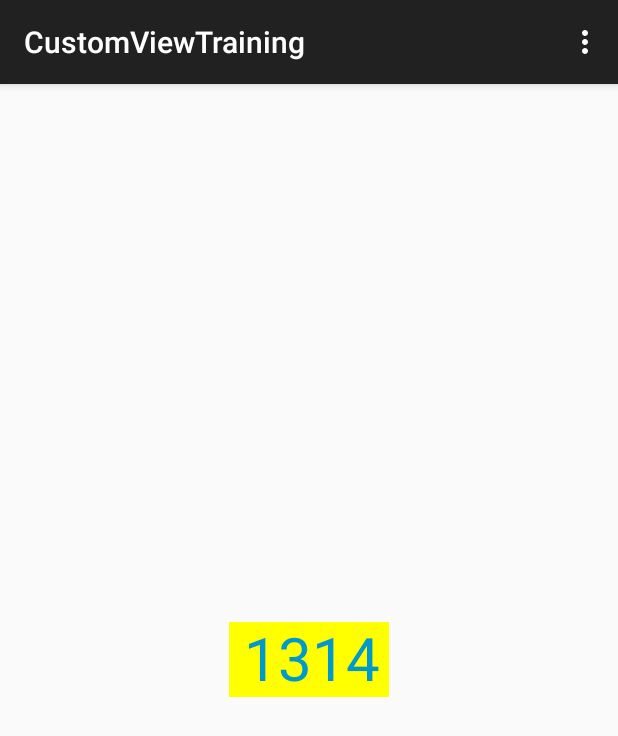
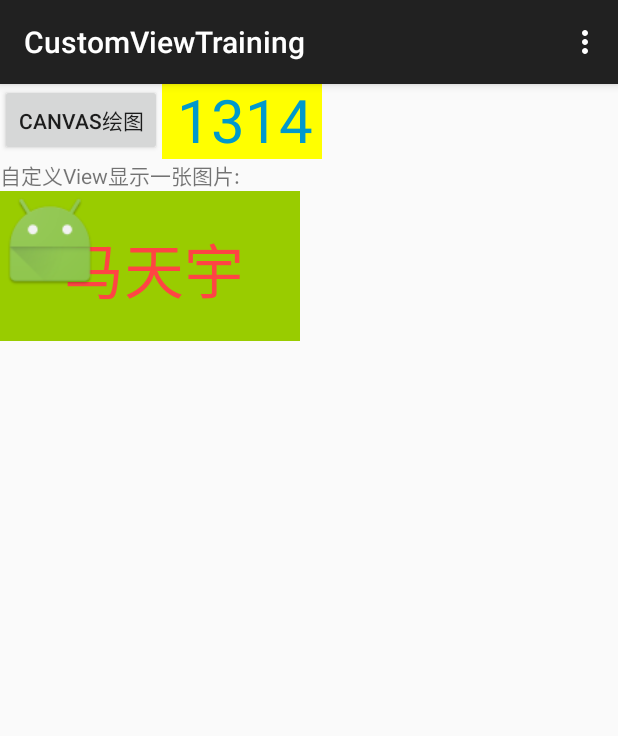
Before and after one commit to ALiaooo/CustomViewTraining, an Android app: the screen it shows after launch (MainActivity), on a phone screen of 412 x 824 dp. Shown: the top 736 px of the screen. Run offline under Robolectric (Android 15) with nearby library versions, the phone set to English and light mode, and no system bars.

Commit message:
Canvas绘图

```diff
--- a/app/src/main/AndroidManifest.xml
+++ b/app/src/main/AndroidManifest.xml
@@ -16,6 +16,8 @@
                 <category android:name="android.intent.category.LAUNCHER" />
             </intent-filter>
         </activity>
+
+        <activity android:name=".CanvasActivity"/>
     </application>
 
 </manifest>
--- a/app/src/main/java/com/aliao/cvtraining/MainActivity.java
+++ b/app/src/main/java/com/aliao/cvtraining/MainActivity.java
@@ -1,17 +1,24 @@
 package com.aliao.cvtraining;
 
+import android.content.Intent;
 import android.support.v7.app.ActionBarActivity;
 import android.os.Bundle;
 import android.view.Menu;
 import android.view.MenuItem;
+import android.view.View;
 
 
-public class MainActivity extends ActionBarActivity {
+public class MainActivity extends ActionBarActivity implements View.OnClickListener{
 
     @Override
     protected void onCreate(Bundle savedInstanceState) {
         super.onCreate(savedInstanceState);
         setContentView(R.layout.activity_main);
+        initViews();
+    }
+
+    private void initViews() {
+        findViewById(R.id.btn_canvas).setOnClickListener(this);
     }
 
 
@@ -36,4 +43,13 @@ public class MainActivity extends ActionBarActivity {
 
         return super.onOptionsItemSelected(item);
     }
+
+    @Override
+    public void onClick(View v) {
+        switch (v.getId()){
+            case R.id.btn_canvas:
+                startActivity(new Intent(MainActivity.this, CanvasActivity.class));
+                break;
+        }
+    }
 }
--- /dev/null
+++ b/app/src/main/java/com/aliao/cvtraining/view/CustomImageView.java
@@ -0,0 +1,125 @@
+package com.aliao.cvtraining.view;
+
+import android.content.Context;
+import android.content.res.TypedArray;
+import android.graphics.Bitmap;
+import android.graphics.BitmapFactory;
+import android.graphics.Canvas;
+import android.graphics.Color;
+import android.graphics.Paint;
+import android.graphics.Rect;
+import android.graphics.drawable.BitmapDrawable;
+import android.util.AttributeSet;
+import android.util.Log;
+import android.util.TypedValue;
+import android.view.View;
+
+import com.aliao.cvtraining.R;
+
+/**
+ * Created by 丽双 on 2015/4/8.
+ */
+public class CustomImageView extends View {
+
+    private static final int IMAGE_SCALE_FITXY = 0;
+
+    private String mTitleText;
+    private int mTitleSize;
+    private int mTitleColor;
+    private int mImageScale;
+    private Bitmap mImage;
+
+    private Rect mBound;
+    private Paint mPaint;
+    private Rect mRect;
+
+
+    public CustomImageView(Context context) {
+        this(context, null);
+    }
+
+    public CustomImageView(Context context, AttributeSet attrs) {
+        this(context, attrs, 0);
+    }
+
+    public CustomImageView(Context context, AttributeSet attrs, int defStyleAttr) {
+        super(context, attrs, defStyleAttr);
+        TypedArray a = context.getTheme().obtainStyledAttributes(attrs, R.styleable.CustomImageView, defStyleAttr, 0);
+
+        for (int i = 0; i <a.getIndexCount(); i++){
+            int index = a.getIndex(i);
+            Log.d("fuck", "index = "+index);
+            switch (index){
+                case R.styleable.CustomImageView_introText:
+                    mTitleText = a.getString(index);
+                    break;
+                case R.styleable.CustomImageView_introTextSize:
+                    mTitleSize = a.getDimensionPixelSize(index, (int) TypedValue.applyDimension(TypedValue.COMPLEX_UNIT_SP, 16, getResources().getDisplayMetrics()));
+                    break;
+                case R.styleable.CustomImageView_introTextColor:
+                    mTitleColor = a.getColor(index, Color.GREEN);
+                    break;
+                case R.styleable.CustomImageView_image:
+                    mImage = BitmapFactory.decodeResource(getResources(), a.getResourceId(index, R.mipmap.ic_launcher));
+                    break;
+                case R.styleable.CustomImageView_imageScaleType:
+                    mImageScale = a.getInt(index, 0);
+                    break;
+            }
+        }
+
+        a.recycle();
+
+        mPaint = new Paint();
+        mPaint.setColor(mTitleColor);
+        mPaint.setTextSize(mTitleSize);
+        mBound = new Rect();
+        mPaint.getTextBounds(mTitleText, 0, mTitleText.length(), mBound);
+
+        mRect = new Rect(0, 0, 100, 100);
+
+    }
+
+    @Override
+    protected void onDraw(Canvas canvas) {
+        super.onDraw(canvas);
+        Log.d("fuck", " mRect.width() = " + mBound.width() + ", mRect.height()=" + mBound.height());
+        Log.d("fuck", "getWidth() = " + getWidth() + ", getHeight()=" + getHeight());
+        Log.d("fuck", "getMeasuredWidth() = " + getMeasuredWidth() + ", getMeasuredHeight()=" + getMeasuredHeight());
+
+        canvas.drawText(mTitleText, getWidth() / 2 - mBound.width() / 2, getHeight() / 2 + mBound.height() / 2, mPaint);
+
+        if (mImageScale == IMAGE_SCALE_FITXY){
+            canvas.drawBitmap(mImage, null, mRect, mPaint);
+        }
+
+    }
+
+    @Override
+    protected void onMeasure(int widthMeasureSpec, int heightMeasureSpec) {
+        super.onMeasure(widthMeasureSpec, heightMeasureSpec);
+
+        int widthSize = MeasureSpec.getSize(widthMeasureSpec);
+        int widthMode = MeasureSpec.getMode(widthMeasureSpec);
+        int heightSize = MeasureSpec.getSize(heightMeasureSpec);
+        int heightMode = MeasureSpec.getMode(heightMeasureSpec);
+        Log.d("fuck", " widthSize = " + widthSize + ", heightSize =" + heightSize);
+        Log.d("fuck", " widthMode = " + widthMode + ", heightMode =" + heightMode);
+        int width;
+        int height;
+
+        if (widthMode == MeasureSpec.EXACTLY){
+            width = widthSize;
+        }else {
+            width = getPaddingLeft() + mBound.width() +getPaddingRight();
+        }
+
+        if (heightMode == MeasureSpec.EXACTLY){
+            height = heightSize;
+        }else {
+            height = getPaddingTop() + mBound.height() + getPaddingBottom();
+        }
+
+        setMeasuredDimension(width, height);
+    }
+}
--- a/app/src/main/java/com/aliao/cvtraining/view/CustomTitleView.java
+++ b/app/src/main/java/com/aliao/cvtraining/view/CustomTitleView.java
@@ -104,7 +104,6 @@ public class CustomTitleView extends View {
     @Override
     protected void onMeasure(int widthMeasureSpec, int heightMeasureSpec) {
         super.onMeasure(widthMeasureSpec, heightMeasureSpec);
-
         int widthMode = MeasureSpec.getMode(widthMeasureSpec);
         int widthSize = MeasureSpec.getSize(widthMeasureSpec);
         int heightMode = MeasureSpec.getMode(heightMeasureSpec);
--- a/app/src/main/res/layout/activity_main.xml
+++ b/app/src/main/res/layout/activity_main.xml
@@ -1,11 +1,28 @@
-<RelativeLayout xmlns:android="http://schemas.android.com/apk/res/android"
-    xmlns:tools="http://schemas.android.com/tools" android:layout_width="match_parent"
+<ScrollView xmlns:android="http://schemas.android.com/apk/res/android"
+    xmlns:tools="http://schemas.android.com/tools"
     xmlns:custom="http://schemas.android.com/apk/res-auto"
+    android:layout_width="match_parent"
     android:layout_height="match_parent"
     tools:context=".MainActivity">
 
+    <LinearLayout
+        android:orientation="vertical"
+        android:layout_width="match_parent"
+        android:layout_height="match_parent">
+
+        <RelativeLayout
+            android:layout_width="match_parent"
+            android:layout_height="wrap_content">
+
+            <Button
+                android:id="@+id/btn_canvas"
+                android:layout_width="wrap_content"
+                android:layout_height="wrap_content"
+                android:text="Canvas绘图"
+                android:layout_alignParentTop="true"/>
 
             <com.aliao.cvtraining.view.CustomTitleView
+                android:id="@+id/custom_title_view"
                 android:layout_width="wrap_content"
                 android:layout_height="wrap_content"
                 android:background="@color/material_blue_grey_800"
@@ -13,7 +30,38 @@
                 custom:titleText="1314"
                 custom:titleTextColor="@android:color/holo_blue_dark"
                 custom:titleTextSize="40sp"
-        android:layout_centerInParent="true"
+                android:layout_toRightOf="@id/btn_canvas"
+
                 />
 
+
+            <LinearLayout
+                android:orientation="vertical"
+                android:layout_width="match_parent"
+                android:layout_height="300dp"
+                android:layout_below="@id/custom_title_view">
+
+                <TextView
+                    android:layout_width="wrap_content"
+                    android:layout_height="wrap_content"
+                    android:text="自定义View显示一张图片:"/>
+
+                <com.aliao.cvtraining.view.CustomImageView
+                    android:layout_width="200dp"
+                    android:layout_height="100dp"
+                    android:padding="10dp"
+                    custom:introText="马天宇"
+                    custom:introTextSize="40sp"
+                    custom:introTextColor="@android:color/holo_red_light"
+                    custom:imageScaleType="fillXY"
+                    custom:image="@mipmap/ic_launcher"
+                    android:background="@android:color/holo_green_light"/>
+
+            </LinearLayout>
             </RelativeLayout>
+
+
+        </LinearLayout>
+
+
+</ScrollView>
```
Also changed, not shown: app/src/main/java/com/aliao/cvtraining/CanvasActivity.java (added, +16 -0 lines), app/src/main/java/com/aliao/cvtraining/view/canvas/DrawArc.java (added, +50 -0 lines), app/src/main/java/com/aliao/cvtraining/view/canvas/DrawCircle.java (added, +35 -0 lines), app/src/main/java/com/aliao/cvtraining/view/canvas/DrawColor.java (added, +31 -0 lines), app/src/main/java/com/aliao/cvtraining/view/canvas/DrawLine.java (added, +56 -0 lines), app/src/main/java/com/aliao/cvtraining/view/canvas/DrawOval.java (added, +40 -0 lines), app/src/main/java/com/aliao/cvtraining/view/canvas/DrawPostText.java (added, +39 -0 lines), app/src/main/java/com/aliao/cvtraining/view/canvas/DrawRect.java (added, +42 -0 lines), app/src/main/java/com/aliao/cvtraining/view/canvas/DrawRoundRect.java (added, +40 -0 lines), app/src/main/java/com/aliao/cvtraining/view/canvas/DrawShape.java (added, +29 -0 lines), app/src/main/res/layout/activity_canvas.xml (added, +61 -0 lines), app/src/main/res/values/attrs.xml (+11 -0 lines). Lines whose indentation alone changed are shown as unchanged.
